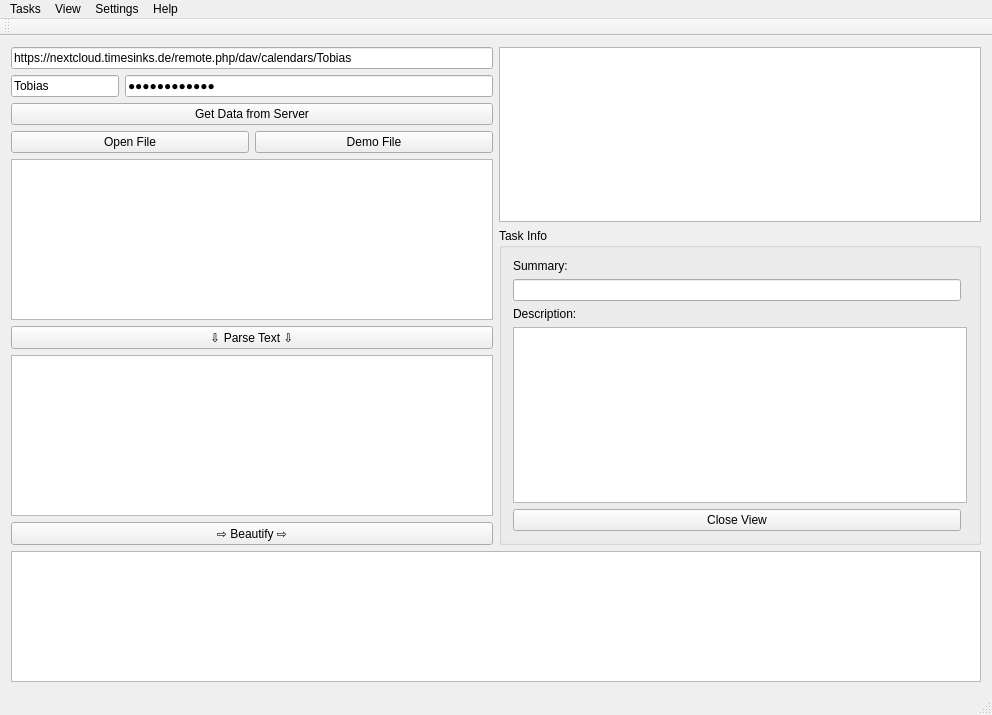
The window that mainwindow.ui (Tercus/ToDo) describes before a commit, drawn with Qt 5.
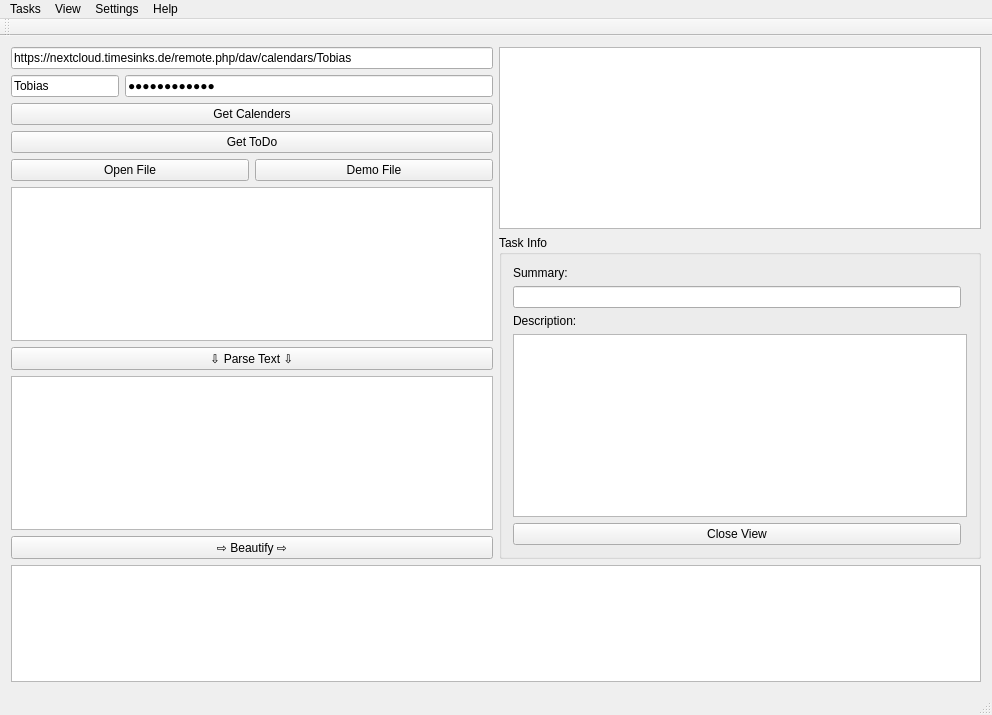
The same window after the commit.

Commit message:
can load TODO list
I can now get a reply from the server containing all the TODO items in a certain calendar.

What changed in the file:
```diff
--- a/mainwindow.ui
+++ b/mainwindow.ui
@@ -57,7 +57,14 @@
           <item row="2" column="0" colspan="2">
            <widget class="QPushButton" name="pushButton_serverConnect">
             <property name="text">
-             <string>Get Data from Server</string>
+             <string>Get Calenders</string>
+            </property>
+           </widget>
+          </item>
+          <item row="3" column="0" colspan="2">
+           <widget class="QPushButton" name="pushButton_getTodoList">
+            <property name="text">
+             <string>Get ToDo</string>
             </property>
            </widget>
           </item>
```
Left out of the diff: 2 changed lines with no effect on the pictures. The commit also changes 5 other files.
